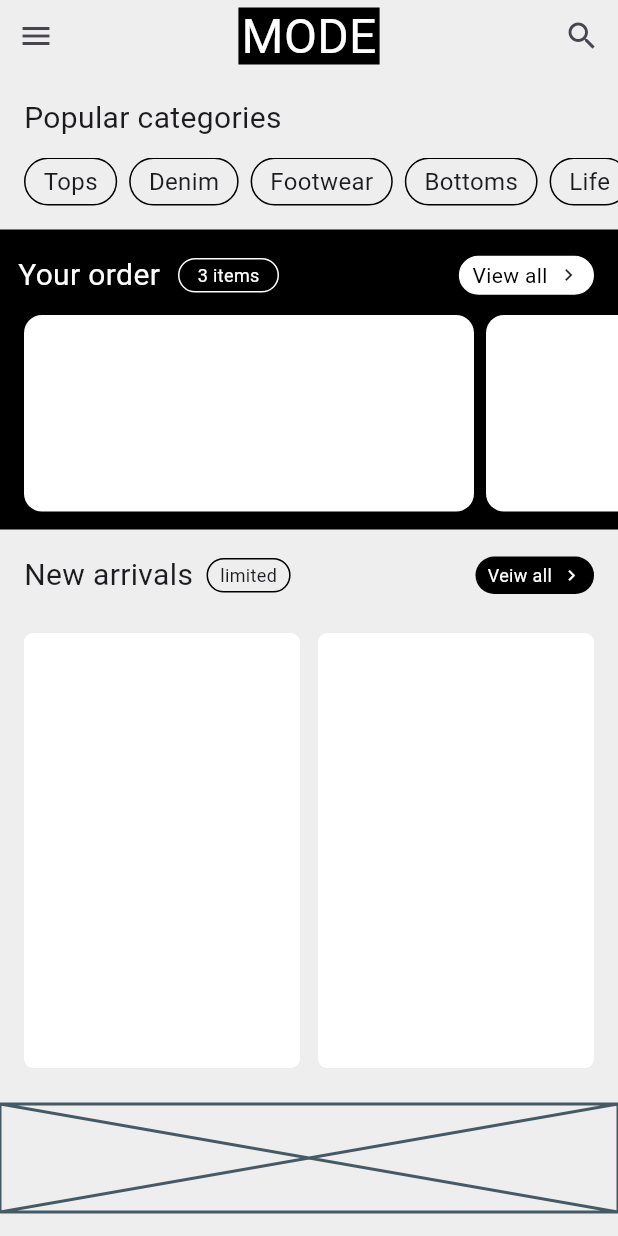
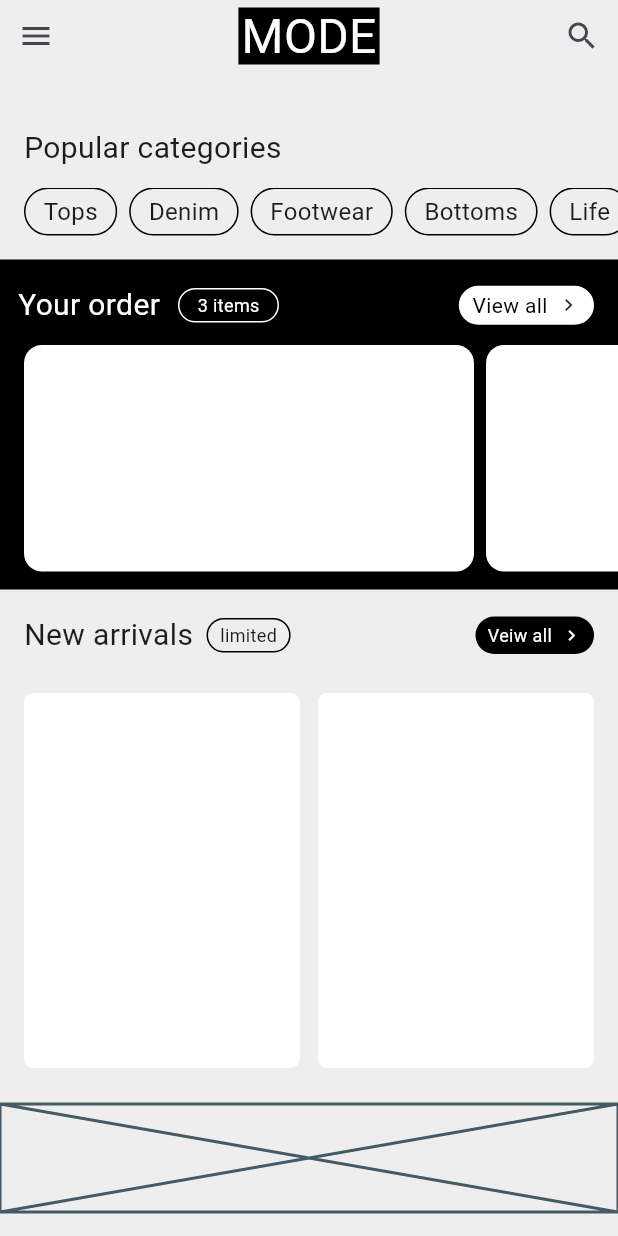
Before and after one commit to JAICHANGPARK/flutter_notebook_chapter_49, a Flutter app: the ECommerceHomePage screen opened directly, on a phone screen of 412 x 824 dp. Run offline on Flutter 3.47's test engine with Material 3 defaults, Android fonts, the phone set to English and light mode, and no system bars; our stand-ins replace gap, google_fonts; Roboto replaces fonts that are missing (Akshar).

Commit message:
Update e_commerce_home_page.dart

```diff
--- a/lib/ep2451_e_commerce_app/ui/e_commerce_home_page.dart
+++ b/lib/ep2451_e_commerce_app/ui/e_commerce_home_page.dart
@@ -1,4 +1,5 @@
 import 'package:flutter/material.dart';
+import 'package:gap/gap.dart';
 import 'package:google_fonts/google_fonts.dart';
 
 class ECommerceHomePage extends StatefulWidget {
@@ -40,6 +41,7 @@ class _ECommerceHomePageState extends State<ECommerceHomePage> {
                 IconButton(onPressed: () {}, icon: Icon(Icons.search)),
               ],
             ),
+            Gap(4),
             Padding(
               padding: const EdgeInsets.only(left: 16),
               child: Column(
@@ -81,7 +83,7 @@ class _ECommerceHomePageState extends State<ECommerceHomePage> {
             ),
 
             Container(
-              height: 200,
+              height: 220,
               decoration: BoxDecoration(color: Colors.black),
               child: Column(
                 children: [
```
